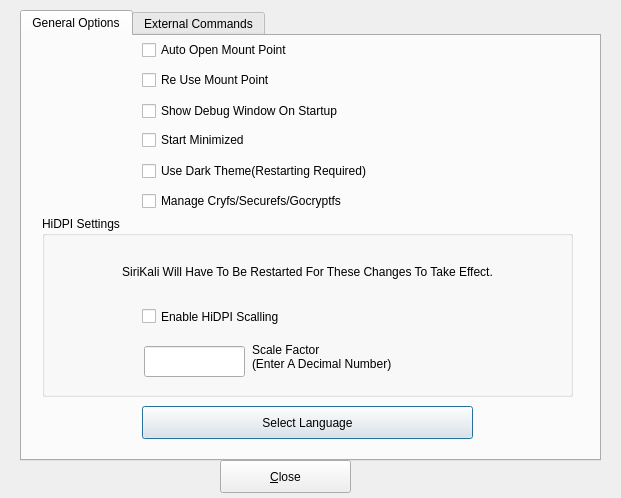
The window that src/configoptions.ui (mhogomchungu/sirikali) describes before a commit, drawn with Qt 5.
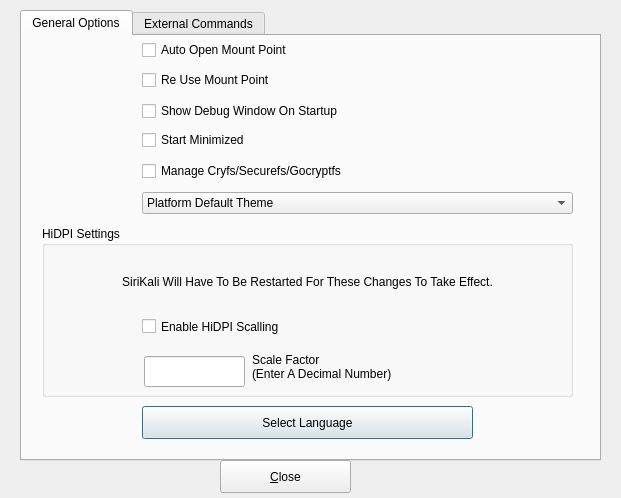
The same window after the commit.

Commit message: revisit theme support

```diff
--- a/src/configoptions.ui
+++ b/src/configoptions.ui
@@ -46,9 +46,9 @@
      <property name="geometry">
       <rect>
        <x>20</x>
-       <y>180</y>
+       <y>190</y>
        <width>531</width>
-       <height>181</height>
+       <height>171</height>
       </rect>
      </property>
      <property name="title">
@@ -204,25 +204,6 @@
      </property>
      <layout class="QHBoxLayout" name="horizontalLayout_5">
       <item>
-       <widget class="QCheckBox" name="cbUseDarkTheme">
-        <property name="text">
-         <string>Use Dark Theme(Restarting Required)</string>
-        </property>
-       </widget>
-      </item>
-     </layout>
-    </widget>
-    <widget class="QWidget" name="layoutWidget5">
-     <property name="geometry">
-      <rect>
-       <x>120</x>
-       <y>150</y>
-       <width>431</width>
-       <height>31</height>
-      </rect>
-     </property>
-     <layout class="QHBoxLayout" name="horizontalLayout_6">
-      <item>
        <widget class="QCheckBox" name="cbInternallyManageBackEnds">
         <property name="text">
          <string>Manage Cryfs/Securefs/Gocryptfs</string>
@@ -231,6 +212,37 @@
       </item>
      </layout>
     </widget>
+    <widget class="QWidget" name="layoutWidget5">
+     <property name="geometry">
+      <rect>
+       <x>120</x>
+       <y>150</y>
+       <width>431</width>
+       <height>34</height>
+      </rect>
+     </property>
+     <layout class="QHBoxLayout" name="horizontalLayout_6">
+      <item>
+       <widget class="QComboBox" name="cbThemes">
+        <item>
+         <property name="text">
+          <string>Platform Default Theme</string>
+         </property>
+        </item>
+        <item>
+         <property name="text">
+          <string>Dark Theme</string>
+         </property>
+        </item>
+        <item>
+         <property name="text">
+          <string>Light Theme</string>
+         </property>
+        </item>
+       </widget>
+      </item>
+     </layout>
+    </widget>
    </widget>
    <widget class="QWidget" name="setExecutables">
     <attribute name="title">
```
Left out of the diff: 18 changed lines with no effect on the pictures. The commit also changes 11 other files.
